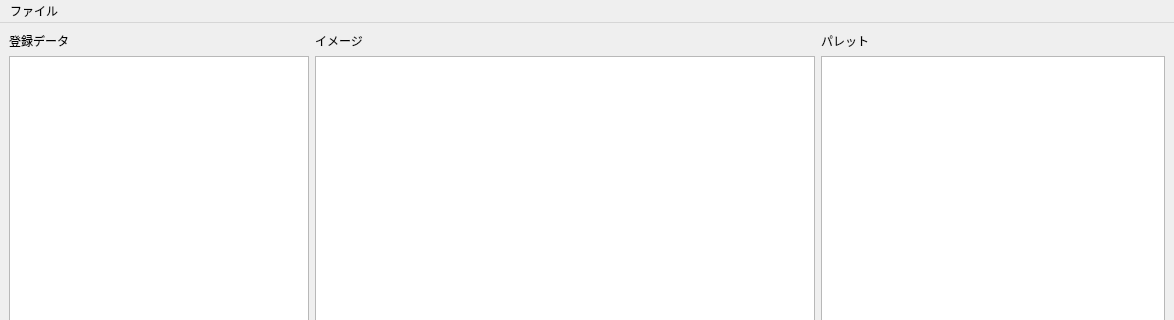
First picture: the form in MapModder/MapModder.ui, repository idealexe/EXE6_Tools, before the edit; both pictures show x 0 to 1174 and y 0 to 320 of the 1174 by 719 pixel window.
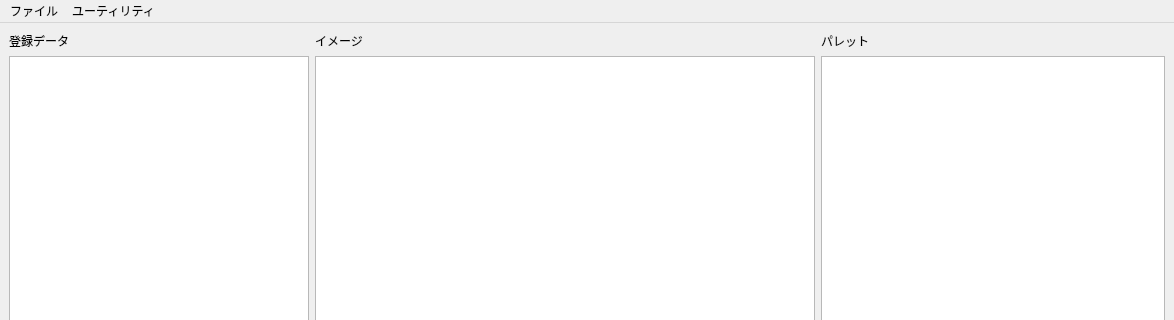
Second picture: the form after the edit. Icons and pictures are not drawn. Custom widgets are drawn as their Qt base class.

Patch:
```diff
--- a/MapModder/MapModder.ui
+++ b/MapModder/MapModder.ui
@@ -417,7 +417,14 @@
     <addaction name="saveAction"/>
     <addaction name="quitAction"/>
    </widget>
+   <widget class="QMenu" name="menu_2">
+    <property name="title">
+     <string>ユーティリティ</string>
+    </property>
+    <addaction name="saveImageAction"/>
+   </widget>
    <addaction name="menu"/>
+   <addaction name="menu_2"/>
   </widget>
   <widget class="QStatusBar" name="statusbar"/>
   <action name="openAction">
```
Left out of the diff: 29 changed lines with no effect on the pictures.
